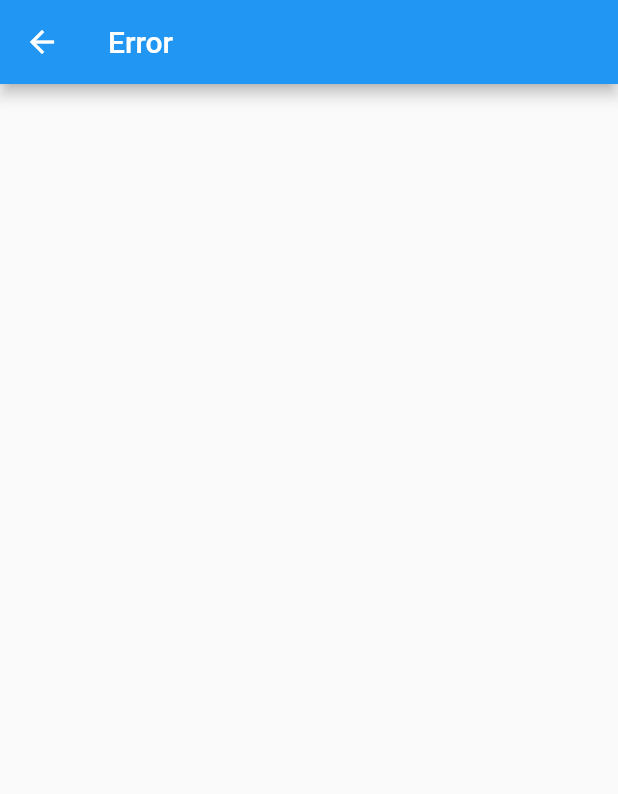
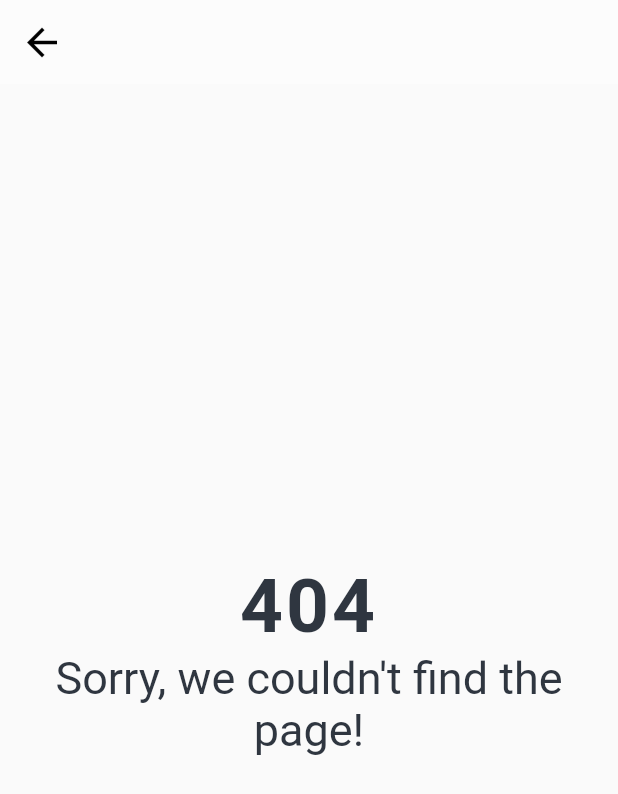
Before and after one commit to manuelduarte077/ecommerce, a Flutter app: the screen it shows after launch, item 2 of the bottom bar chosen, on a phone screen of 412 x 824 dp. Shown: the top 794 px of the screen. Run offline on Flutter 3.47's test engine with Material 2 defaults, Android fonts, the phone set to English and light mode, and no system bars; Roboto replaces fonts that are missing (Anton).

Commit message:
feat: 404 page not found

```diff
--- a/lib/config/app_router.dart
+++ b/lib/config/app_router.dart
@@ -1,3 +1,4 @@
+import 'package:ecommerce/errors/error_route.dart';
 import 'package:ecommerce/screens/screens.dart';
 import 'package:flutter/material.dart';
 
@@ -16,9 +17,7 @@ class AppRouter {
   static Route _errorRoute() {
     return MaterialPageRoute(
       settings: const RouteSettings(name: '/error'),
-      builder: (_) => Scaffold(
-        appBar: AppBar(title: const Text('Error')),
-      ),
+      builder: (_) => const ErrorRoutes(),
     );
   }
 }
--- /dev/null
+++ b/lib/errors/error_route.dart
@@ -0,0 +1,59 @@
+import 'package:flutter/material.dart';
+
+class ErrorRoutes extends StatelessWidget {
+  const ErrorRoutes({Key? key}) : super(key: key);
+
+  @override
+  Widget build(BuildContext context) {
+    return Scaffold(
+      appBar: AppBar(
+        backgroundColor: Colors.white38,
+        elevation: 0,
+        leading: IconButton(
+          icon: const Icon(
+            Icons.arrow_back,
+            color: Colors.black,
+            size: 30,
+          ),
+          onPressed: () {
+            Navigator.of(context).pop();
+          },
+        ),
+      ),
+      body: Stack(
+        children: [
+          Positioned(
+            top: 0,
+            bottom: 0,
+            left: 24,
+            right: 24,
+            child: Column(
+              mainAxisAlignment: MainAxisAlignment.center,
+              crossAxisAlignment: CrossAxisAlignment.center,
+              children: const [
+                Text(
+                  '404',
+                  textAlign: TextAlign.center,
+                  style: TextStyle(
+                      fontSize: 50,
+                      letterSpacing: 2,
+                      color: Color(0xff2f3640),
+                      fontFamily: 'Anton',
+                      fontWeight: FontWeight.bold),
+                ),
+                Text(
+                  'Sorry, we couldn\'t find the page!',
+                  textAlign: TextAlign.center,
+                  style: TextStyle(
+                    fontSize: 30,
+                    color: Color(0xff2f3640),
+                  ),
+                ),
+              ],
+            ),
+          )
+        ],
+      ),
+    );
+  }
+}
--- a/lib/widgets/custom_appbar.dart
+++ b/lib/widgets/custom_appbar.dart
@@ -11,7 +11,7 @@ class CustomAppBar extends StatelessWidget with PreferredSizeWidget {
   @override
   Widget build(BuildContext context) {
     return AppBar(
-      backgroundColor: Colors.transparent,
+      backgroundColor: Colors.white38,
       elevation: 0,
       title: Container(
         color: Colors.black,
```
